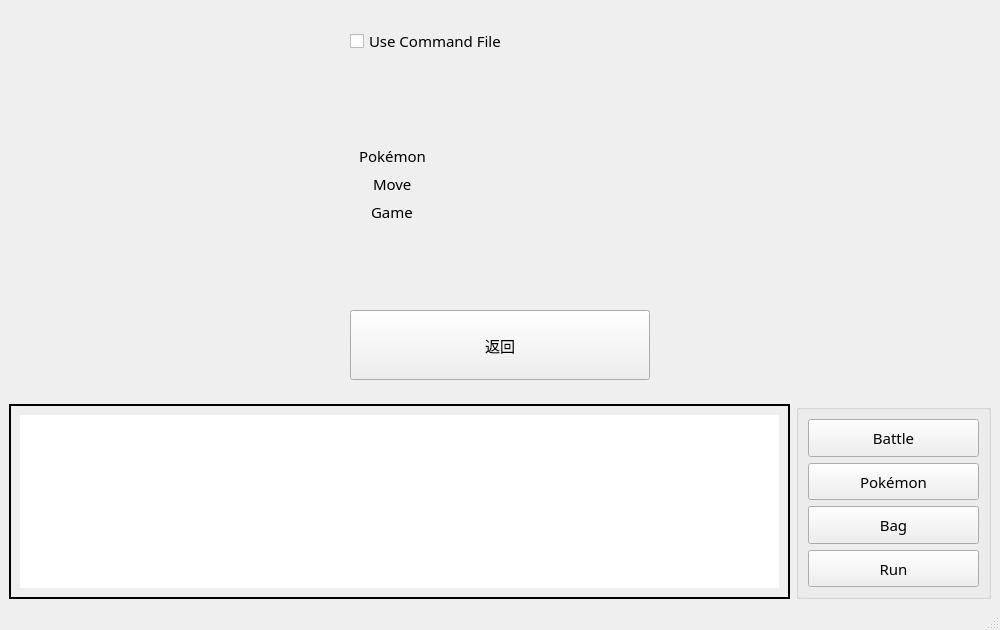
The window that project/gamemainwindow.ui (jeang-bo-yuan/NTUST-OOP-Project3-Pokemon) describes before a commit, drawn with Qt 5.
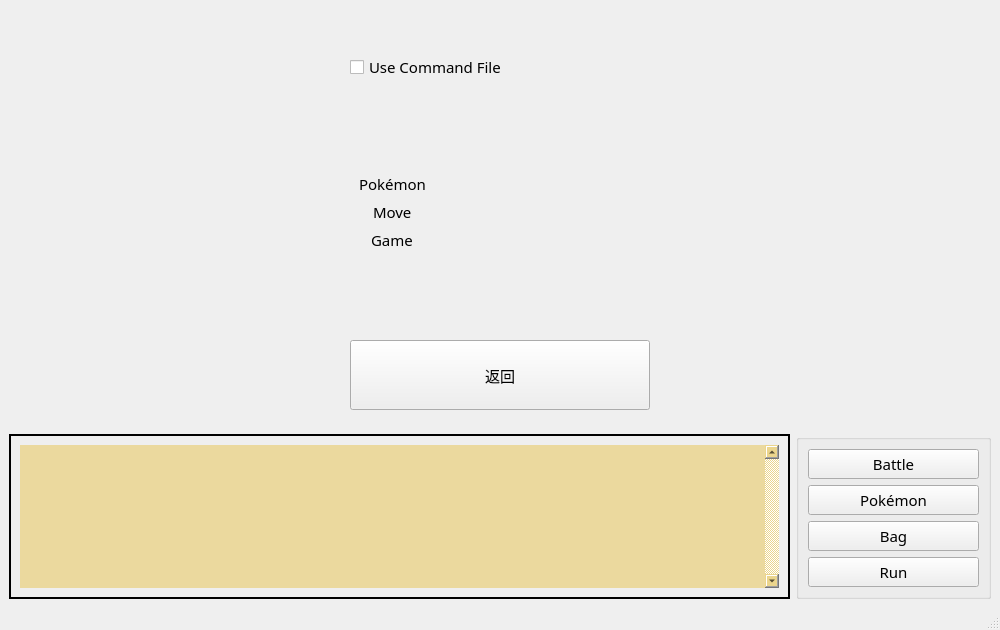
The same window after the commit. The open tabs and pages were chosen to show the change. Icons and pictures are not drawn. Custom widgets are drawn as their Qt base class.

The edit to the form file:
```diff
--- a/project/gamemainwindow.ui
+++ b/project/gamemainwindow.ui
@@ -27,18 +27,21 @@
      <bold>false</bold>
     </font>
    </property>
-   <layout class="QVBoxLayout" name="verticalLayout" stretch="2,1">
+   <layout class="QVBoxLayout" name="verticalLayout" stretch="3,1">
     <item>
      <widget class="QStackedWidget" name="mainStack">
       <property name="currentIndex">
        <number>0</number>
       </property>
       <widget class="QWidget" name="pregame">
-       <layout class="QHBoxLayout" name="horizontalLayout_4" stretch="1,1,1">
-        <item>
-         <widget class="QWidget" name="widget" native="true"/>
+       <layout class="QGridLayout" name="gridLayout" rowstretch="0,0" columnstretch="1,1,1">
+        <item row="1" column="2">
+         <widget class="QWidget" name="spacer2" native="true"/>
         </item>
-        <item>
+        <item row="1" column="0">
+         <widget class="QWidget" name="spacer1" native="true"/>
+        </item>
+        <item row="1" column="1">
          <widget class="QStackedWidget" name="settingStack">
           <property name="sizePolicy">
            <sizepolicy hsizetype="Preferred" vsizetype="Preferred">
@@ -92,6 +95,9 @@
            </layout>
           </widget>
           <widget class="QWidget" name="pageSetting">
+           <property name="autoFillBackground">
+            <bool>true</bool>
+           </property>
            <layout class="QVBoxLayout" name="verticalLayout_2" stretch="1,2,1">
             <item>
              <widget class="QCheckBox" name="checkBoxCmdFile">
@@ -214,8 +220,18 @@
           </widget>
          </widget>
         </item>
-        <item>
-         <widget class="QWidget" name="widget_2" native="true"/>
+        <item row="0" column="1">
+         <widget class="QLabel" name="titleLabel">
+          <property name="text">
+           <string/>
+          </property>
+          <property name="pixmap">
+           <pixmap resource="resource.qrc">:/media/Pokemon_logo.svg</pixmap>
+          </property>
+          <property name="alignment">
+           <set>Qt::AlignCenter</set>
+          </property>
+         </widget>
         </item>
        </layout>
       </widget>
@@ -260,43 +276,6 @@
             <layout class="QHBoxLayout" name="horizontalLayout_2">
              <item>
               <widget class="LogWindow" name="logWindow">
-               <property name="palette">
-                <palette>
-                 <active>
-                  <colorrole role="Base">
-                   <brush brushstyle="SolidPattern">
-                    <color alpha="50">
-                     <red>255</red>
-                     <green>255</green>
-                     <blue>255</blue>
-                    </color>
-                   </brush>
-                  </colorrole>
-                 </active>
-                 <inactive>
-                  <colorrole role="Base">
-                   <brush brushstyle="SolidPattern">
-                    <color alpha="255">
-                     <red>255</red>
-                     <green>255</green>
-                     <blue>255</blue>
-                    </color>
-                   </brush>
-                  </colorrole>
-                 </inactive>
-                 <disabled>
-                  <colorrole role="Base">
-                   <brush brushstyle="SolidPattern">
-                    <color alpha="255">
-                     <red>240</red>
-                     <green>240</green>
-                     <blue>240</blue>
-                    </color>
-                   </brush>
-                  </colorrole>
-                 </disabled>
-                </palette>
-               </property>
                <property name="font">
                 <font>
                  <family>Source Sans Pro Black</family>
@@ -307,9 +286,19 @@
                <property name="autoFillBackground">
                 <bool>true</bool>
                </property>
+               <property name="styleSheet">
+                <string notr="true">QPlainTextEdit { background-color: rgba(235, 213, 141, 150);}
+QScrollBar { background-color: rgb(235, 213, 141); }</string>
+               </property>
                <property name="frameShape">
                 <enum>QFrame::NoFrame</enum>
                </property>
+               <property name="verticalScrollBarPolicy">
+                <enum>Qt::ScrollBarAlwaysOn</enum>
+               </property>
+               <property name="backgroundVisible">
+                <bool>false</bool>
+               </property>
               </widget>
              </item>
             </layout>
```
Left out of the diff: 7 changed lines with no effect on the pictures.
